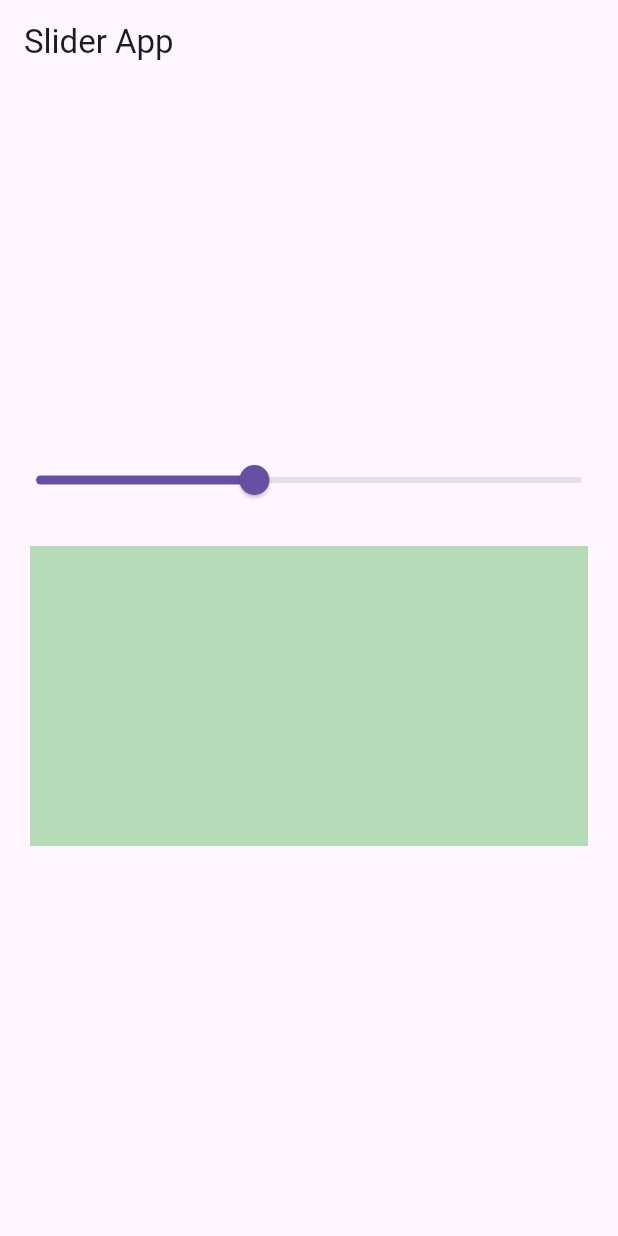
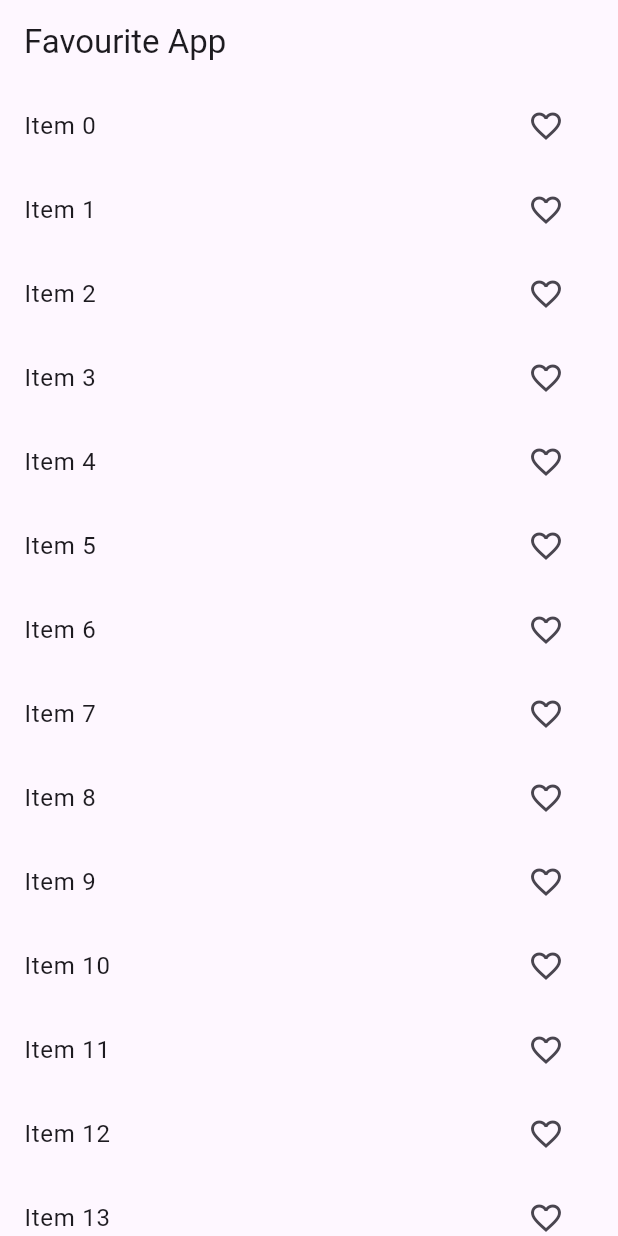
Before and after one commit to ankitpsamrat/Flutter-provider-explore, a Flutter app: the screen it shows after launch, on a phone screen of 412 x 824 dp. Run offline on Flutter 3.47's test engine with Material 3 defaults, Android fonts, the phone set to English and light mode, and no system bars.

Commit message:
favourite example

```diff
--- /dev/null
+++ b/lib/favourite/favourite_provider.dart
@@ -0,0 +1,17 @@
+import 'package:flutter/material.dart';
+
+class FavouriteProvider extends ChangeNotifier {
+  final List<int> _favouriteItems = [];
+
+  List<int> get favouriteItems => _favouriteItems;
+
+  void addFavouriteItem(int item) {
+    _favouriteItems.add(item);
+    notifyListeners();
+  }
+
+  void removeFavouriteItem(int item) {
+    _favouriteItems.remove(item);
+    notifyListeners();
+  }
+}
--- /dev/null
+++ b/lib/favourite/favourite_screen.dart
@@ -0,0 +1,42 @@
+import 'package:explore_provider/favourite/favourite_provider.dart';
+import 'package:flutter/material.dart';
+import 'package:provider/provider.dart';
+
+class FavouriteScreen extends StatelessWidget {
+  const FavouriteScreen({super.key});
+
+  @override
+  Widget build(BuildContext context) {
+    return Scaffold(
+      appBar: AppBar(
+        title: const Text('Favourite App'),
+      ),
+      body: ListView.builder(
+        itemCount: 100,
+        itemBuilder: (BuildContext context, int index) {
+          return Consumer<FavouriteProvider>(
+            builder: (context, provider, child) {
+              return ListTile(
+                title: Text('Item $index'),
+                trailing: IconButton(
+                  icon: Icon(
+                    provider.favouriteItems.contains(index)
+                        ? Icons.favorite
+                        : Icons.favorite_border,
+                  ),
+                  onPressed: () {
+                    if (provider.favouriteItems.contains(index)) {
+                      provider.removeFavouriteItem(index);
+                    } else {
+                      provider.addFavouriteItem(index);
+                    }
+                  },
+                ),
+              );
+            },
+          );
+        },
+      ),
+    );
+  }
+}
--- a/lib/main.dart
+++ b/lib/main.dart
@@ -1,6 +1,5 @@
-import 'package:explore_provider/counter/counter_provider.dart';
-import 'package:explore_provider/slider/slider_provider.dart';
-import 'package:explore_provider/slider/slider_screen.dart';
+import 'package:explore_provider/favourite/favourite_provider.dart';
+import 'package:explore_provider/favourite/favourite_screen.dart';
 import 'package:flutter/material.dart';
 import 'package:provider/provider.dart';
 
@@ -15,14 +14,16 @@
   Widget build(BuildContext context) {
     return MultiProvider(
       providers: [
-        ChangeNotifierProvider(create: (_) => CounterProvider()),
-        ChangeNotifierProvider(create: (_) => SliderProvider()),
+        // ChangeNotifierProvider(create: (_) => CounterProvider()),
+        // ChangeNotifierProvider(create: (_) => SliderProvider()),
+        ChangeNotifierProvider(create: (_) => FavouriteProvider()),
       ],
       child: const MaterialApp(
         debugShowCheckedModeBanner: false,
         title: 'Provider explore',
         // home: HomeScreen(),
-        home: SliderScreen(),
+        // home: SliderScreen(),
+        home: FavouriteScreen(),
       ),
     );
   }
```
